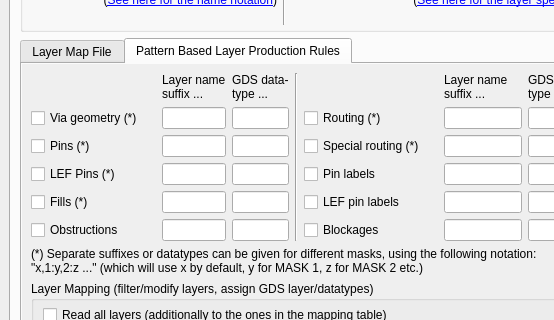
Above: src/plugins/streamers/lefdef/lay_plugin/LEFDEFTechnologyComponentEditor.ui from KLayout/klayout before the change; both pictures show x 0 to 554 and y 179 to 499 of the 638 by 868 pixel window. Below: the same form after it.
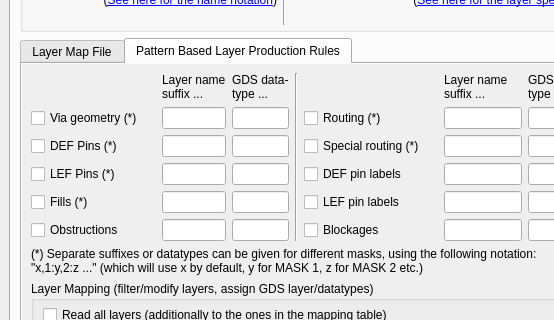
That is the form after the change. Icons and pictures are not drawn. Custom widgets are drawn as their Qt base class.

Commit message: Clarify DEF pin vs. LEF pin in LEF/DEF options dialog

```diff
--- a/src/plugins/streamers/lefdef/lay_plugin/LEFDEFTechnologyComponentEditor.ui
+++ b/src/plugins/streamers/lefdef/lay_plugin/LEFDEFTechnologyComponentEditor.ui
@@ -1272,7 +1272,7 @@
                   <item row="2" column="0">
                    <widget class="QCheckBox" name="produce_pins">
                     <property name="text">
-                     <string>Pins (*)</string>
+                     <string>DEF Pins (*)</string>
                     </property>
                    </widget>
                   </item>
@@ -1453,7 +1453,7 @@
                   <item row="3" column="5">
                    <widget class="QCheckBox" name="produce_labels">
                     <property name="text">
-                     <string>Pin labels</string>
+                     <string>DEF pin labels</string>
                     </property>
                    </widget>
                   </item>
```
